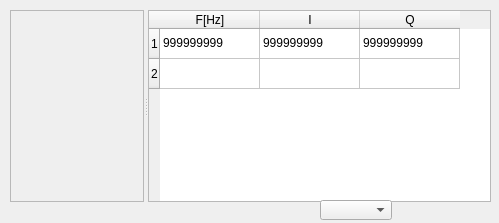
First picture: the form in src/plugins/FraPlugin/qdataplot.ui, repository samiavasil/temporary, before the edit.
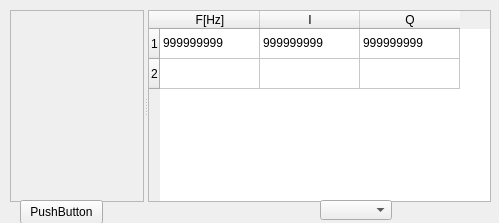
Second picture: the form after the edit. Icons and pictures are not drawn. Custom widgets are drawn as their Qt base class.

What changed in the file:
```diff
--- a/src/plugins/FraPlugin/qdataplot.ui
+++ b/src/plugins/FraPlugin/qdataplot.ui
@@ -103,6 +103,19 @@
     </rect>
    </property>
   </widget>
+  <widget class="QPushButton" name="pushButton">
+   <property name="geometry">
+    <rect>
+     <x>20</x>
+     <y>200</y>
+     <width>83</width>
+     <height>24</height>
+    </rect>
+   </property>
+   <property name="text">
+    <string>PushButton</string>
+   </property>
+  </widget>
   <action name="actionMouseTrack">
    <property name="checkable">
     <bool>true</bool>
```
